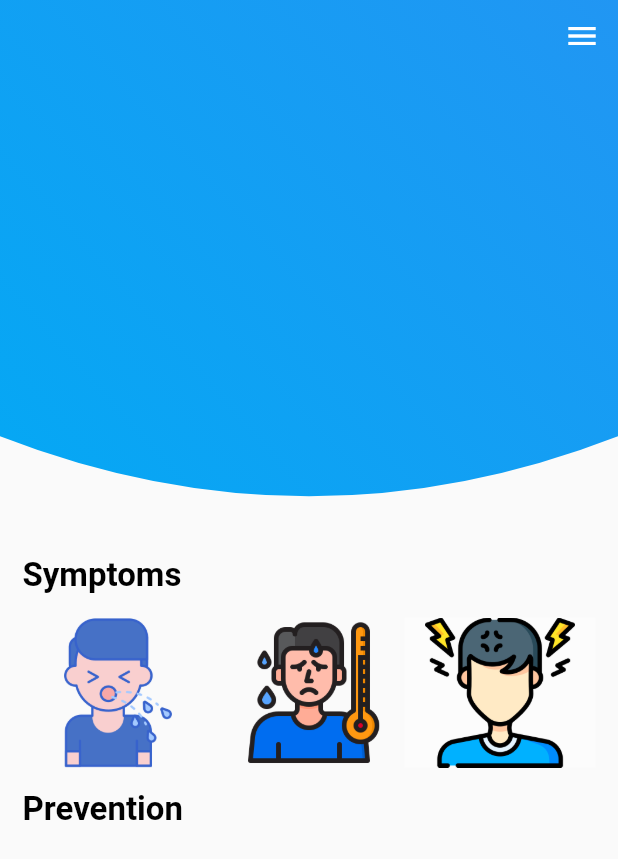
After one commit to sarthaksinghsoamvanshi/covid_app, a Flutter app: the screen it shows after launch, after a tap on the "menu" icon, on a phone screen of 412 x 824 dp. The commit adds this screen. Shown: the top 859 px of the screen. Run offline on Flutter 3.47's test engine with Material 2 defaults, Android fonts, the phone set to English and light mode, and no system bars.

Commit message:
Last Page Remaining

```diff
--- a/lib/clipper.dart
+++ b/lib/clipper.dart
@@ -0,0 +1,20 @@
+import 'package:flutter/material.dart';
+class Roundclipper extends CustomClipper<Path> {
+  final height;
+  final width;
+
+  Roundclipper({this.height, this.width});
+  @override
+  Path getClip(Size size) {
+    Path path = Path();
+    path.lineTo(0, height - 80);
+    path.quadraticBezierTo(width / 2, height, width, height - 80);
+    path.lineTo(width, 0);
+    return path;
+  }
+
+  @override
+  bool shouldReclip(CustomClipper<Path> oldClipper) {
+    return true;
+  }
+}
--- /dev/null
+++ b/lib/detailspage.dart
@@ -0,0 +1,97 @@
+import 'package:covid_app/clipper.dart';
+import 'package:flutter/material.dart';
+
+class DetailsPage extends StatelessWidget {
+  @override
+  Widget build(BuildContext context) {
+    return Scaffold(
+      body: ListView(
+        children: [
+          Container(
+            // color: Colors.amber,
+            child: ClipPath(
+              clipper: Roundclipper(
+                height: MediaQuery.of(context).size.height * 0.450,
+                width: MediaQuery.of(context).size.width,
+              ),
+              child: Container(
+                alignment: Alignment.bottomLeft,
+                width: double.infinity,
+                height: MediaQuery.of(context).size.height * 0.450,
+                decoration: BoxDecoration(
+                  gradient: LinearGradient(
+                    begin: Alignment.topRight,
+                    end: Alignment.bottomLeft,
+                    colors: [Colors.blue, Colors.lightBlue],
+                  ),
+                ),
+                child: Column(
+                  children: [
+                    Row(
+                      mainAxisAlignment: MainAxisAlignment.end,
+                      children: [
+                        IconButton(
+                          onPressed: () => Navigator.pop(context),
+                          icon: Icon(
+                            Icons.menu,
+                            color: Colors.white,
+                          ),
+                        ),
+                      ],
+                    )
+                  ],
+                ),
+              ),
+            ),
+          ),
+          Padding(
+            padding: const EdgeInsets.symmetric(horizontal: 15),
+            child: Text(
+              "Symptoms",
+              style: TextStyle(
+                  color: Colors.black,
+                  fontWeight: FontWeight.bold,
+                  fontSize: 22),
+            ),
+          ),
+          Container(
+            margin: EdgeInsets.all(15),
+            child: Row(
+              children: [
+                Expanded(
+                  child: Container(
+                    child: Image.asset("images/cough.png"),
+                    height: 100,
+                  ),
+                ),
+                Expanded(
+                  child: Container(
+                    child: Image.asset("images/fever.png"),
+                    height: 100,
+                  ),
+                ),
+                Expanded(
+                  child: Container(
+                    color: Colors.white38,
+                    child: Image.asset("images/headache.png"),
+                    height: 100,
+                  ),
+                ),
+              ],
+            ),
+          ),
+          Padding(
+            padding: const EdgeInsets.symmetric(horizontal: 15),
+            child: Text(
+              "Prevention",
+              style: TextStyle(
+                  color: Colors.black,
+                  fontWeight: FontWeight.bold,
+                  fontSize: 22),
+            ),
+          ),
+        ],
+      ),
+    );
+  }
+}
--- a/lib/homepage.dart
+++ b/lib/homepage.dart
@@ -1,3 +1,5 @@
+import 'package:covid_app/clipper.dart';
+import 'package:covid_app/detailspage.dart';
 import 'package:flutter/material.dart';
 
 class HomePage extends StatelessWidget {
@@ -32,13 +34,21 @@ class HomePage extends StatelessWidget {
                             mainAxisAlignment: MainAxisAlignment.end,
                             children: [
                               IconButton(
-                                  onPressed: null, icon: Icon(Icons.menu,color: Colors.white,))
+                                  onPressed: () => Navigator.of(context).push(
+                                      MaterialPageRoute(
+                                          builder: (BuildContext context) =>
+                                              DetailsPage())),
+                                  icon: Icon(
+                                    Icons.menu,
+                                    color: Colors.white,
+                                  ))
                             ],
                           )
                         ],
                       )),
                 ),
               ),
+              Text("Symptoms",style:TextStyle(color: Colors.black,fontWeight:FontWeight.bold,fontSize:25))
               // Container(
               //   color: Colors.amber,
               //   margin: EdgeInsets.symmetric(vertical: 20),
@@ -195,23 +205,3 @@ class ColumnCases extends StatelessWidget {
     );
   }
 }
-
-class Roundclipper extends CustomClipper<Path> {
-  final height;
-  final width;
-
-  Roundclipper({this.height, this.width});
-  @override
-  Path getClip(Size size) {
-    Path path = Path();
-    path.lineTo(0, height - 80);
-    path.quadraticBezierTo(width / 2, height, width, height - 80);
-    path.lineTo(width, 0);
-    return path;
-  }
-
-  @override
-  bool shouldReclip(CustomClipper<Path> oldClipper) {
-    return true;
-  }
-}
```
Also changed, not shown: images/cough.png (added), images/fever.png (added), images/headache.png (added).
